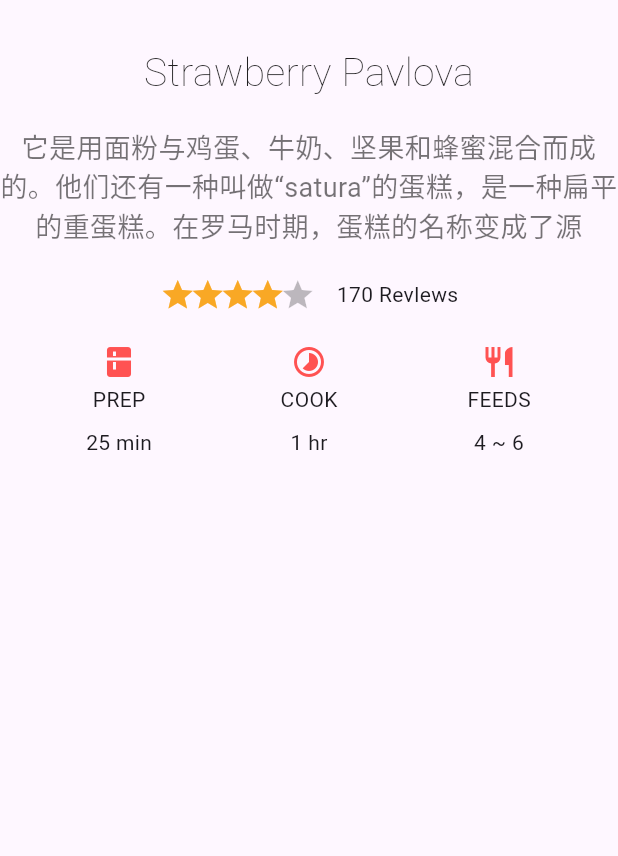
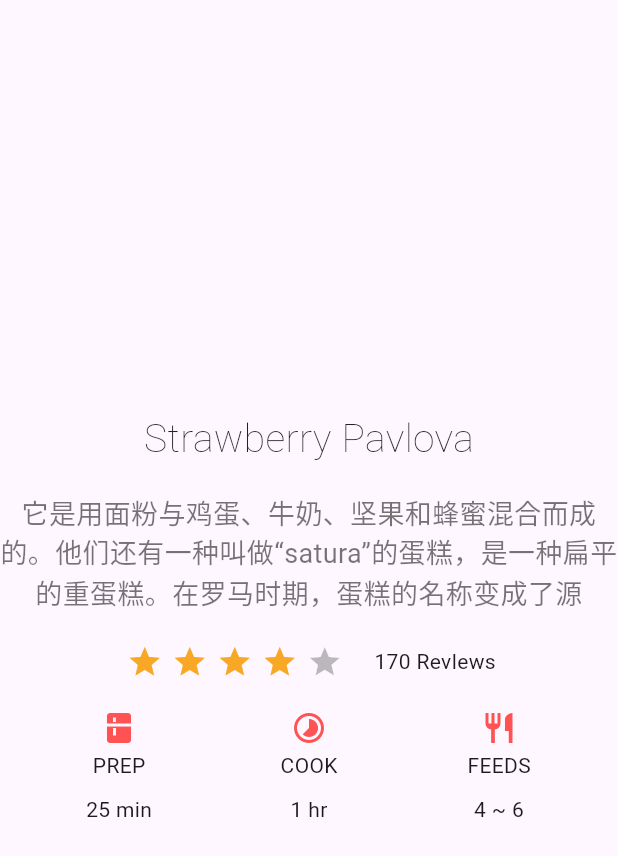
Before and after one commit to Weihltech/belles-flutter, a Flutter app: the CakeInfo widget shown alone on an empty page, opened directly, on a phone screen of 412 x 824 dp. Shown: the top 856 px of the screen. Run offline on Flutter 3.47's test engine with Material 2 defaults, Android fonts, the phone set to English and light mode, and no system bars; missing offline and left inert: dart:js_interop, universal_html.

Commit message:
add cake info

```diff
--- a/lib/classes_9/cake_info.dart
+++ b/lib/classes_9/cake_info.dart
@@ -46,10 +46,8 @@ class CakeInfo extends StatelessWidget {
     return const Expanded(
         flex: 1,
         child: Column(
+          mainAxisAlignment: MainAxisAlignment.center,
           children: [
-            SizedBox(
-              height: 30,
-            ),
             Text(
               "Strawberry Pavlova",
               maxLines: 1,
@@ -124,11 +122,17 @@ class Tipsub extends StatelessWidget {
           const SizedBox(
             height: 3,
           ),
-          Text(title.toUpperCase(),maxLines: 1,),
+          Text(
+            title.toUpperCase(),
+            maxLines: 1,
+          ),
           const SizedBox(
             height: 9,
           ),
-          Text(sub.toLowerCase(),maxLines: 1,)
+          Text(
+            sub.toLowerCase(),
+            maxLines: 1,
+          )
         ],
       );
 }
@@ -138,7 +142,7 @@ class StarScores extends StatelessWidget {
 
   @override
   Widget build(BuildContext context) => SizedBox(
-        width: 100,
+        width: 150,
         height: 35,
         child: Row(
           children: [
```
